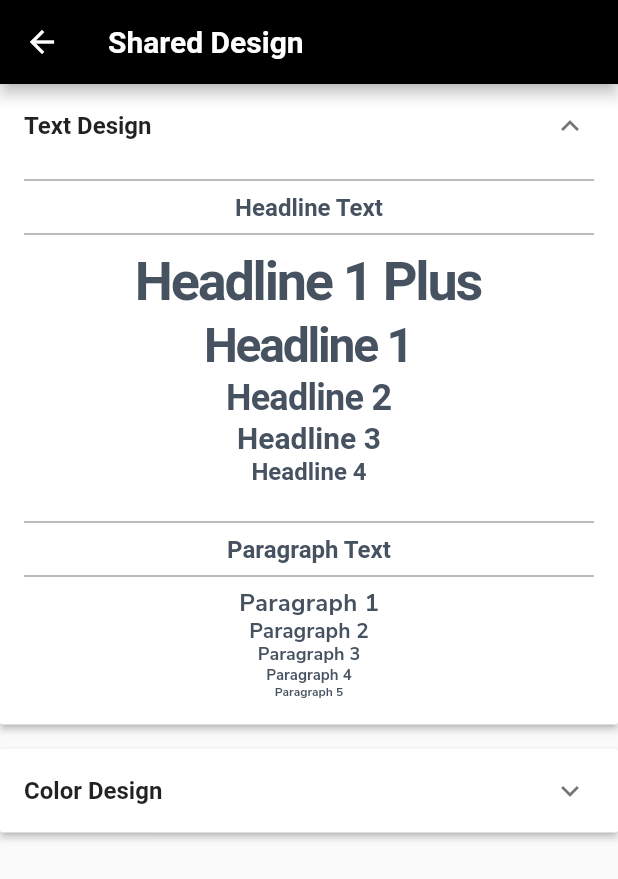
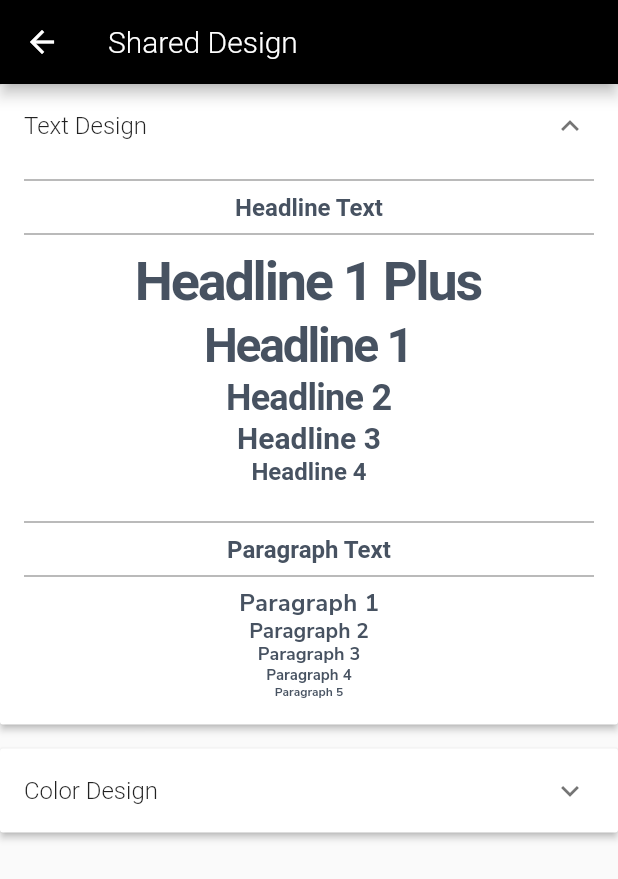
Before and after one commit to irfandigalih/Cobacobatimeboxing, a Flutter app: the SharedDesignPage screen opened directly, after a tap on "Text Design", on a phone screen of 412 x 824 dp. Shown: the top 879 px of the screen. Run offline on Flutter 3.47's test engine with Material 2 defaults, Android fonts, the phone set to English and light mode, and no system bars.

Commit message:
add roboto-light font & adjust errors

```diff
--- a/lib/Scenes/Page/HomePage/Component/greeting_information.dart
+++ b/lib/Scenes/Page/HomePage/Component/greeting_information.dart
@@ -31,6 +31,7 @@
               Text(
                 'Username',
                 style: TimeBoxingTextStyle.headline4(
+                  TimeBoxingFontWeight.bold,
                   TimeBoxingColors.neutralBlack(),
                 ),
               ),
--- a/lib/Scenes/Page/shared_design_page.dart
+++ b/lib/Scenes/Page/shared_design_page.dart
@@ -65,23 +65,23 @@
 final List<DummyTextStyle> headlineTexts = [
   DummyTextStyle(
       'Headline 1 Plus',
-      TimeBoxingTextStyle.headline1Plus(
+      TimeBoxingTextStyle.headline1Plus(TimeBoxingFontWeight.bold,
           TimeBoxingColors.text(TimeBoxingColorType.tint))),
   DummyTextStyle(
       'Headline 1',
-      TimeBoxingTextStyle.headline1(
+      TimeBoxingTextStyle.headline1(TimeBoxingFontWeight.bold,
           TimeBoxingColors.text(TimeBoxingColorType.tint))),
   DummyTextStyle(
       'Headline 2',
-      TimeBoxingTextStyle.headline2(
+      TimeBoxingTextStyle.headline2(TimeBoxingFontWeight.bold,
           TimeBoxingColors.text(TimeBoxingColorType.tint))),
   DummyTextStyle(
       'Headline 3',
-      TimeBoxingTextStyle.headline3(
+      TimeBoxingTextStyle.headline3(TimeBoxingFontWeight.bold,
           TimeBoxingColors.text(TimeBoxingColorType.tint))),
   DummyTextStyle(
       'Headline 4',
-      TimeBoxingTextStyle.headline4(
+      TimeBoxingTextStyle.headline4(TimeBoxingFontWeight.bold,
           TimeBoxingColors.text(TimeBoxingColorType.tint))),
 ];
 
@@ -302,6 +302,7 @@
                 Text(
                   "Headline Text",
                   style: TimeBoxingTextStyle.headline4(
+                      TimeBoxingFontWeight.bold,
                       TimeBoxingColors.text(TimeBoxingColorType.tint)),
                 ),
                 const Divider(
@@ -331,6 +332,7 @@
                   Text(
                     "Paragraph Text",
                     style: TimeBoxingTextStyle.headline4(
+                        TimeBoxingFontWeight.bold,
                         TimeBoxingColors.text(TimeBoxingColorType.tint)),
                   ),
                   const Divider(
@@ -365,7 +367,7 @@
           ),
           Text(
             'Primary Color',
-            style: TimeBoxingTextStyle.headline4(
+            style: TimeBoxingTextStyle.headline4(TimeBoxingFontWeight.bold,
                 TimeBoxingColors.text(TimeBoxingColorType.tint)),
           ),
           const Divider(
@@ -439,7 +441,7 @@
           ),
           Text(
             'Secondary Color',
-            style: TimeBoxingTextStyle.headline4(
+            style: TimeBoxingTextStyle.headline4(TimeBoxingFontWeight.bold,
                 TimeBoxingColors.text(TimeBoxingColorType.tint)),
           ),
           const Divider(
@@ -513,7 +515,7 @@
           ),
           Text(
             'Accent Color',
-            style: TimeBoxingTextStyle.headline4(
+            style: TimeBoxingTextStyle.headline4(TimeBoxingFontWeight.bold,
                 TimeBoxingColors.text(TimeBoxingColorType.tint)),
           ),
           const Divider(
@@ -587,7 +589,7 @@
           ),
           Text(
             'Text Color',
-            style: TimeBoxingTextStyle.headline4(
+            style: TimeBoxingTextStyle.headline4(TimeBoxingFontWeight.bold,
                 TimeBoxingColors.text(TimeBoxingColorType.tint)),
           ),
           const Divider(
@@ -661,7 +663,7 @@
           ),
           Text(
             'Neutral Color',
-            style: TimeBoxingTextStyle.headline4(
+            style: TimeBoxingTextStyle.headline4(TimeBoxingFontWeight.bold,
                 TimeBoxingColors.text(TimeBoxingColorType.tint)),
           ),
           const Divider(
@@ -697,7 +699,7 @@
           ),
           Text(
             'Rainbow Color',
-            style: TimeBoxingTextStyle.headline4(
+            style: TimeBoxingTextStyle.headline4(TimeBoxingFontWeight.bold,
                 TimeBoxingColors.text(TimeBoxingColorType.tint)),
           ),
           const Divider(
--- a/lib/Shared/Extension/text_style_extension.dart
+++ b/lib/Shared/Extension/text_style_extension.dart
@@ -5,64 +5,6 @@
 extension TimeBoxingTextStyle on TextStyle {
   static const String headlineFontFamily = 'Roboto';
   static const String paragraphFontFamily = 'NunitoSans';
-
-  // Headline Text Style
-
-  static TextStyle headline1Plus(Color color) {
-    return TextStyle(
-      fontSize: 36,
-      fontWeight: FontWeight.bold,
-      letterSpacing: -1.5,
-      height: 1.25,
-      fontFamily: headlineFontFamily,
-      color: color,
-    );
-  }
-
-  static TextStyle headline1(Color color) {
-    return TextStyle(
-      fontSize: 32,
-      fontWeight: FontWeight.bold,
-      letterSpacing: -1.5,
-      height: 1.25,
-      fontFamily: headlineFontFamily,
-      color: color,
-    );
-  }
-
-  static TextStyle headline2(Color color) {
-    return TextStyle(
-      fontSize: 24,
-      fontWeight: FontWeight.bold,
-      letterSpacing: -0.5,
-      height: 1.25,
-      fontFamily: headlineFontFamily,
-      color: color,
-    );
-  }
-
-  static TextStyle headline3(Color color) {
-    return TextStyle(
-      fontSize: 20,
-      fontWeight: FontWeight.bold,
-      letterSpacing: 0,
-      height: 1.25,
-      fontFamily: headlineFontFamily,
-      color: color,
-    );
-  }
-
-  static TextStyle headline4(Color color) {
-    return TextStyle(
-        fontSize: 16,
-        fontWeight: FontWeight.bold,
-        letterSpacing: 0,
-        height: 1.25,
-        fontFamily: headlineFontFamily,
-        color: color);
-  }
-
-  // Paragraph Text Style
 
   static FontWeight _getFontWeight(TimeBoxingFontWeight fontWeight) {
     switch (fontWeight) {
@@ -74,6 +16,64 @@
         return FontWeight.w300;
     }
   }
+
+  // Headline Text Style
+
+  static TextStyle headline1Plus(TimeBoxingFontWeight fontWeight, Color color) {
+    return TextStyle(
+      fontSize: 36,
+      fontWeight: _getFontWeight(fontWeight),
+      letterSpacing: -1.5,
+      height: 1.25,
+      fontFamily: headlineFontFamily,
+      color: color,
+    );
+  }
+
+  static TextStyle headline1(TimeBoxingFontWeight fontWeight, Color color) {
+    return TextStyle(
+      fontSize: 32,
+      fontWeight: _getFontWeight(fontWeight),
+      letterSpacing: -1.5,
+      height: 1.25,
+      fontFamily: headlineFontFamily,
+      color: color,
+    );
+  }
+
+  static TextStyle headline2(TimeBoxingFontWeight fontWeight, Color color) {
+    return TextStyle(
+      fontSize: 24,
+      fontWeight: _getFontWeight(fontWeight),
+      letterSpacing: -0.5,
+      height: 1.25,
+      fontFamily: headlineFontFamily,
+      color: color,
+    );
+  }
+
+  static TextStyle headline3(TimeBoxingFontWeight fontWeight, Color color) {
+    return TextStyle(
+      fontSize: 20,
+      fontWeight: _getFontWeight(fontWeight),
+      letterSpacing: 0,
+      height: 1.25,
+      fontFamily: headlineFontFamily,
+      color: color,
+    );
+  }
+
+  static TextStyle headline4(TimeBoxingFontWeight fontWeight, Color color) {
+    return TextStyle(
+        fontSize: 16,
+        fontWeight: _getFontWeight(fontWeight),
+        letterSpacing: 0,
+        height: 1.25,
+        fontFamily: headlineFontFamily,
+        color: color);
+  }
+
+  // Paragraph Text Style
 
   static TextStyle paragraph1(TimeBoxingFontWeight fontWeight, Color color) {
     return TextStyle(
--- a/pubspec.yaml
+++ b/pubspec.yaml
@@ -56,6 +56,8 @@
       fonts:
         - asset: fonts/Roboto-Bold.ttf
           weight: 700
+        - asset: fonts/Roboto-Light.ttf
+          weight: 300
     - family: NunitoSans
       fonts:
         - asset: fonts/NunitoSans-Bold.ttf
```
Also changed, not shown: fonts/Roboto-Light.ttf (added).
